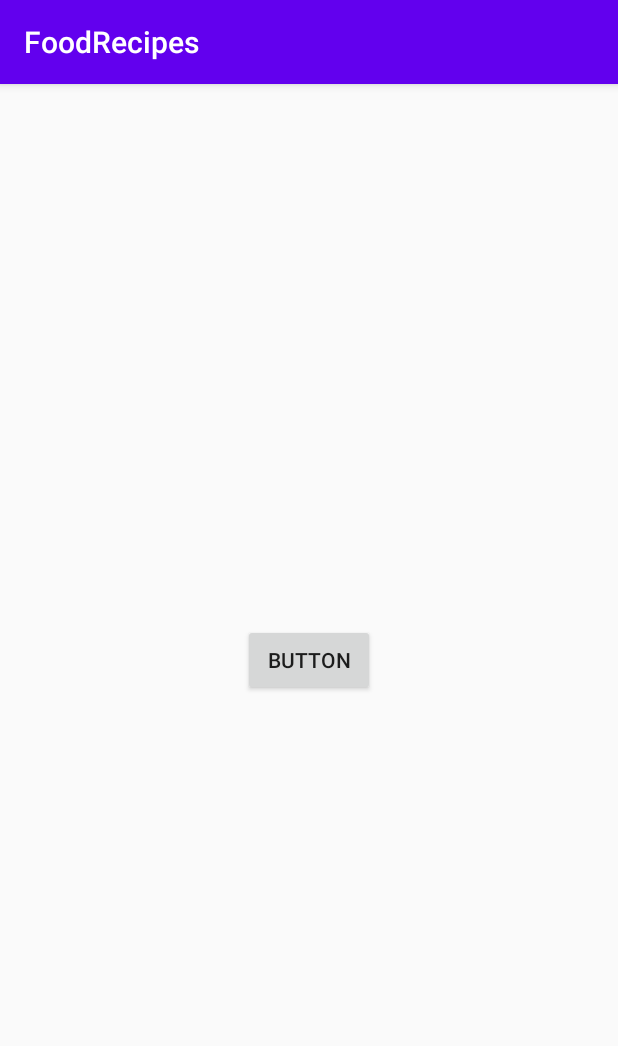
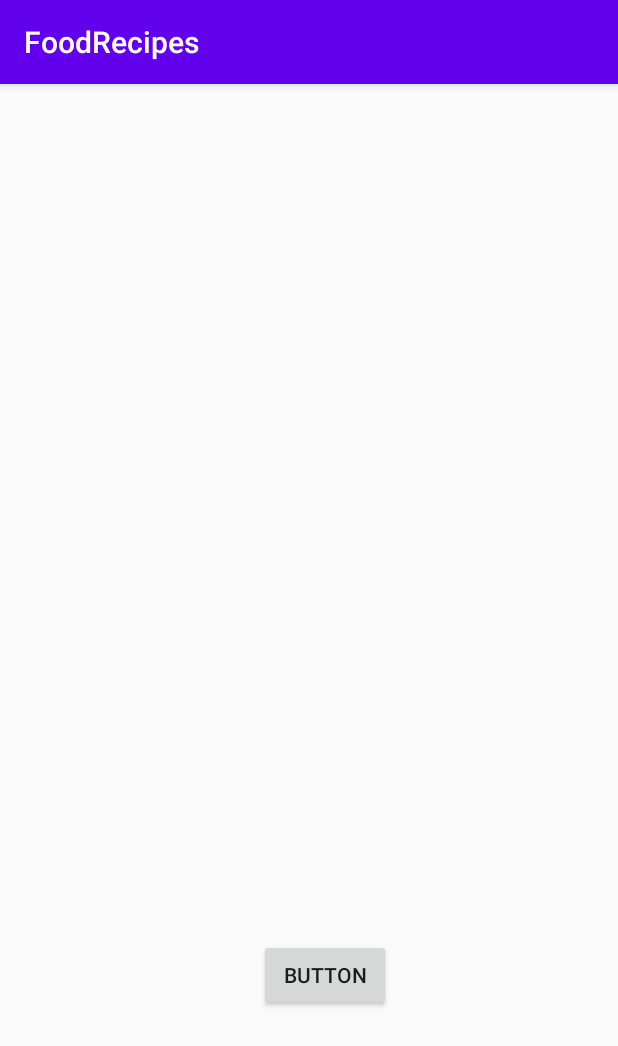
Before and after one commit to Dhananjaypathak27/FoodRecipes, an Android app: the screen it shows after launch (RecipeListActivity), on a phone screen of 412 x 824 dp. Shown: the top 1046 px of the screen. Run offline under Robolectric (Android 15) with nearby library versions, the phone set to English and light mode, and no system bars.

Commit message:
BaseActivity added as parent of RecipeActivity and progress bar gets activated on click of button

```diff
--- a/app/src/main/java/in/xparticle/foodrecipes/BaseActivity.java
+++ b/app/src/main/java/in/xparticle/foodrecipes/BaseActivity.java
@@ -23,7 +23,7 @@ public abstract class BaseActivity extends AppCompatActivity {
         mProgressBar = constraintLayout.findViewById(R.id.progress_bar);
         getLayoutInflater().inflate(layoutResID,frameLayout,true);
 
-        super.setContentView(layoutResID);
+        super.setContentView(constraintLayout);
     }
 
     public void showProgressBar(boolean visibility){
--- a/app/src/main/res/layout/activity_base.xml
+++ b/app/src/main/res/layout/activity_base.xml
@@ -9,8 +9,7 @@
     <FrameLayout
         android:id="@+id/activity_content"
         android:layout_width="match_parent"
-        android:layout_height="match_parent"
-        >
+        android:layout_height="match_parent">
 
     </FrameLayout>
 
@@ -20,7 +19,8 @@
         android:layout_width="wrap_content"
         android:layout_height="wrap_content"
 
-        android:visibility="visible"
+        android:visibility="gone"
+        app:layout_constraintBottom_toBottomOf="parent"
         app:layout_constraintEnd_toEndOf="parent"
         app:layout_constraintStart_toStartOf="parent"
         app:layout_constraintTop_toTopOf="parent" />
--- a/app/src/main/res/layout/activity_recipe_list.xml
+++ b/app/src/main/res/layout/activity_recipe_list.xml
@@ -12,8 +12,10 @@
         android:layout_height="wrap_content"
         android:text="button"
         app:layout_constraintBottom_toBottomOf="parent"
+        app:layout_constraintHorizontal_bias="0.532"
         app:layout_constraintLeft_toLeftOf="parent"
         app:layout_constraintRight_toRightOf="parent"
-        app:layout_constraintTop_toTopOf="parent" />
+        app:layout_constraintTop_toTopOf="parent"
+        app:layout_constraintVertical_bias="0.792" />
 
 </androidx.constraintlayout.widget.ConstraintLayout>
```
